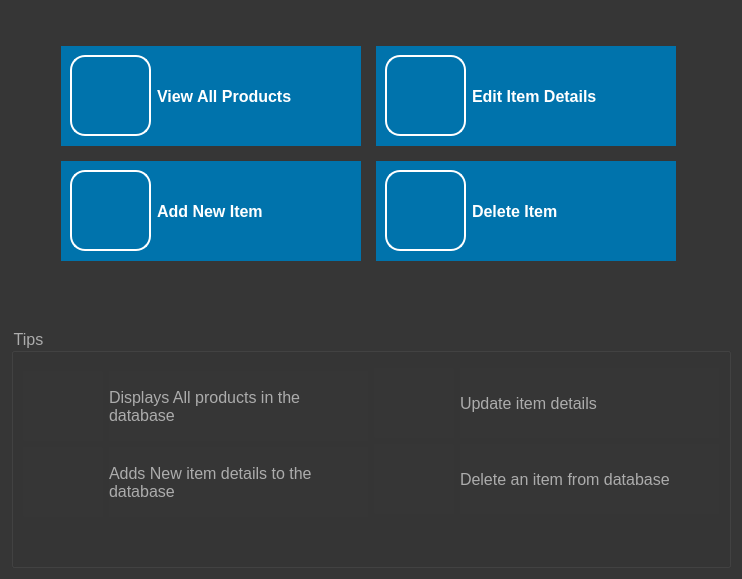
Qt form msale/forms/products.ui (ermolalex/Point-Of-Sale-PyQt-PySide) before a commit.
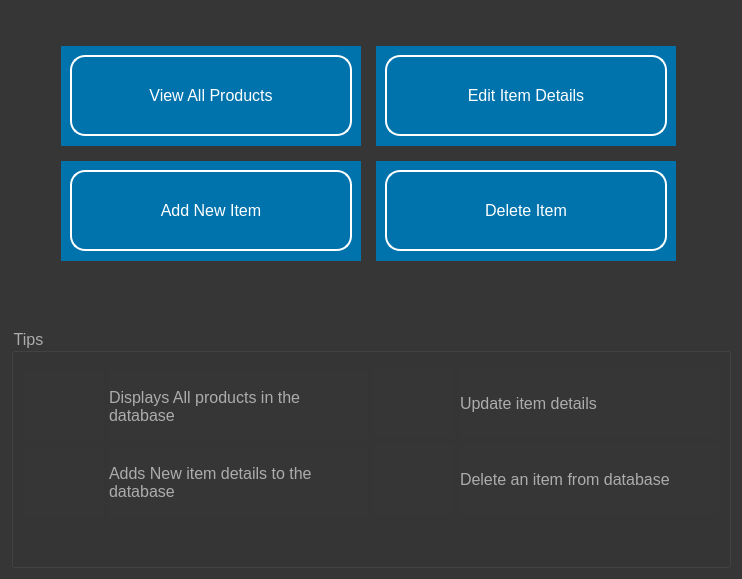
The same form after that commit.

```diff
--- a/msale/forms/products.ui
+++ b/msale/forms/products.ui
@@ -108,28 +108,12 @@
               </property>
               <property name="maximumSize">
                <size>
-                <width>81</width>
+                <width>300</width>
                 <height>81</height>
                </size>
               </property>
-              <property name="text">
-               <string/>
-              </property>
-              <property name="iconSize">
-               <size>
-                <width>50</width>
-                <height>50</height>
-               </size>
-              </property>
-             </widget>
-            </item>
-            <item>
-             <widget class="QLabel" name="label_3">
-              <property name="minimumSize">
-               <size>
-                <width>0</width>
-                <height>30</height>
-               </size>
+              <property name="styleSheet">
+               <string notr="true">color:white;</string>
               </property>
               <property name="text">
                <string>Edit Item Details</string>
@@ -161,28 +145,12 @@
               </property>
               <property name="maximumSize">
                <size>
-                <width>81</width>
+                <width>300</width>
                 <height>81</height>
                </size>
               </property>
-              <property name="text">
-               <string/>
-              </property>
-              <property name="iconSize">
-               <size>
-                <width>50</width>
-                <height>50</height>
-               </size>
-              </property>
-             </widget>
-            </item>
-            <item>
-             <widget class="QLabel" name="label_2">
-              <property name="minimumSize">
-               <size>
-                <width>0</width>
-                <height>30</height>
-               </size>
+              <property name="styleSheet">
+               <string notr="true">color: rgb(255, 255, 255);</string>
               </property>
               <property name="text">
                <string>Add New Item</string>
@@ -214,31 +182,12 @@
               </property>
               <property name="maximumSize">
                <size>
-                <width>81</width>
+                <width>300</width>
                 <height>81</height>
                </size>
               </property>
               <property name="styleSheet">
-               <string notr="true"/>
-              </property>
-              <property name="text">
-               <string/>
-              </property>
-              <property name="iconSize">
-               <size>
-                <width>50</width>
-                <height>50</height>
-               </size>
-              </property>
-             </widget>
-            </item>
-            <item>
-             <widget class="QLabel" name="label">
-              <property name="minimumSize">
-               <size>
-                <width>0</width>
-                <height>30</height>
-               </size>
+               <string notr="true">color: rgb(255, 255, 255);</string>
               </property>
               <property name="text">
                <string>View All Products</string>
@@ -270,36 +219,12 @@
               </property>
               <property name="maximumSize">
                <size>
-                <width>81</width>
+                <width>300</width>
                 <height>81</height>
                </size>
               </property>
-              <property name="text">
-               <string/>
-              </property>
-              <property name="iconSize">
-               <size>
-                <width>50</width>
-                <height>50</height>
-               </size>
-              </property>
-             </widget>
-            </item>
-            <item>
-             <widget class="QLabel" name="label_5">
-              <property name="minimumSize">
-               <size>
-                <width>0</width>
-                <height>30</height>
-               </size>
-              </property>
-              <property name="font">
-               <font>
-                <pointsize>12</pointsize>
-                <weight>75</weight>
-                <italic>false</italic>
-                <bold>true</bold>
-               </font>
+              <property name="styleSheet">
+               <string notr="true">color: rgb(255, 255, 255);</string>
               </property>
               <property name="text">
                <string>Delete Item</string>
```
Left out of the diff: 24 changed lines with no effect on the pictures.
